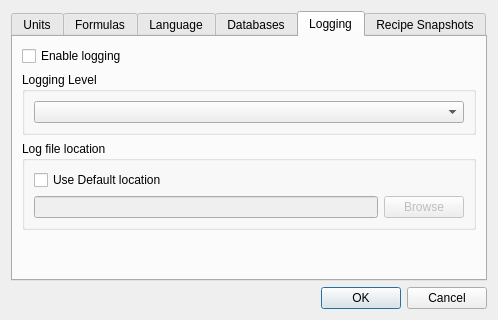
Brewtarget/brewtarget, file ui/optionsDialog.ui: the form before one commit.
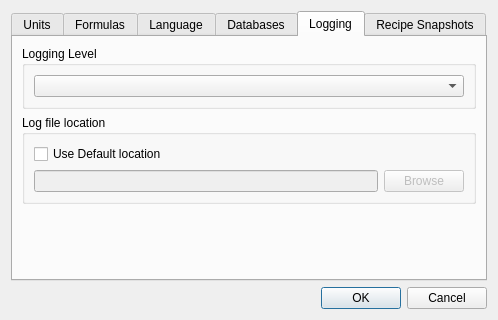
The form after the commit. The open tabs and pages were chosen to show the change.

What changed in the file:
```diff
--- a/ui/optionsDialog.ui
+++ b/ui/optionsDialog.ui
@@ -448,13 +448,6 @@
          </layout>
         </widget>
        </item>
-       <item row="0" column="0">
-        <widget class="QCheckBox" name="checkBox_enableLogging">
-         <property name="text">
-          <string>Enable logging</string>
-         </property>
-        </widget>
-       </item>
        <item row="4" column="0">
         <spacer name="verticalSpacer">
          <property name="orientation">
```
Left out of the diff: 5 changed lines with no effect on the pictures.
